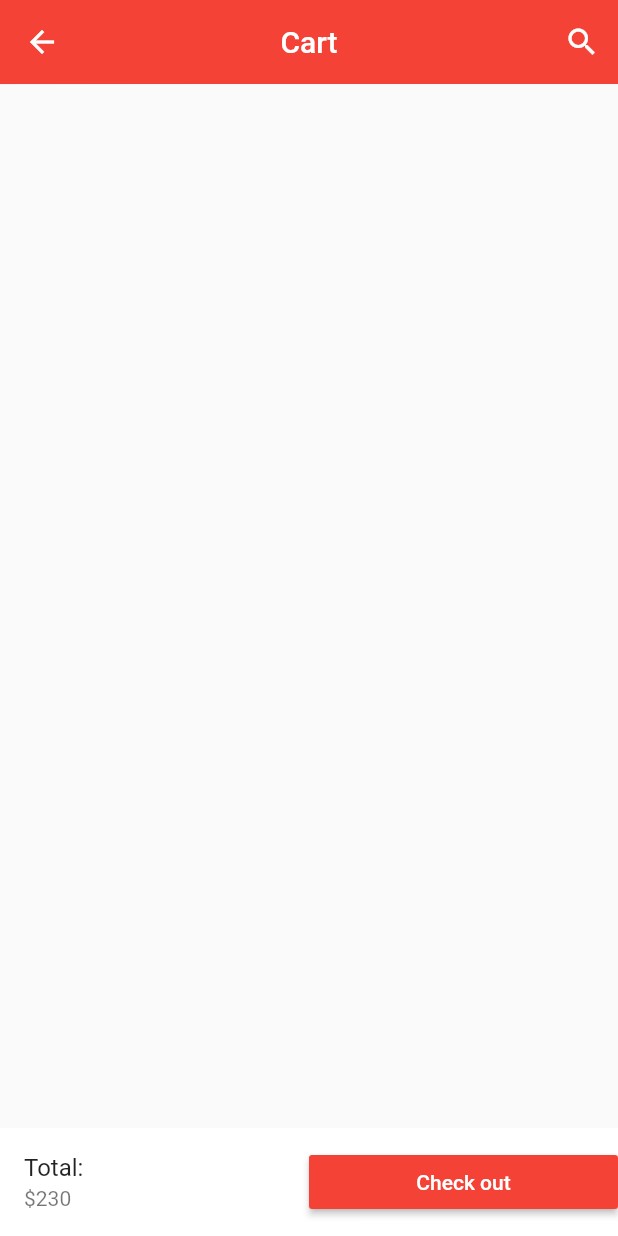
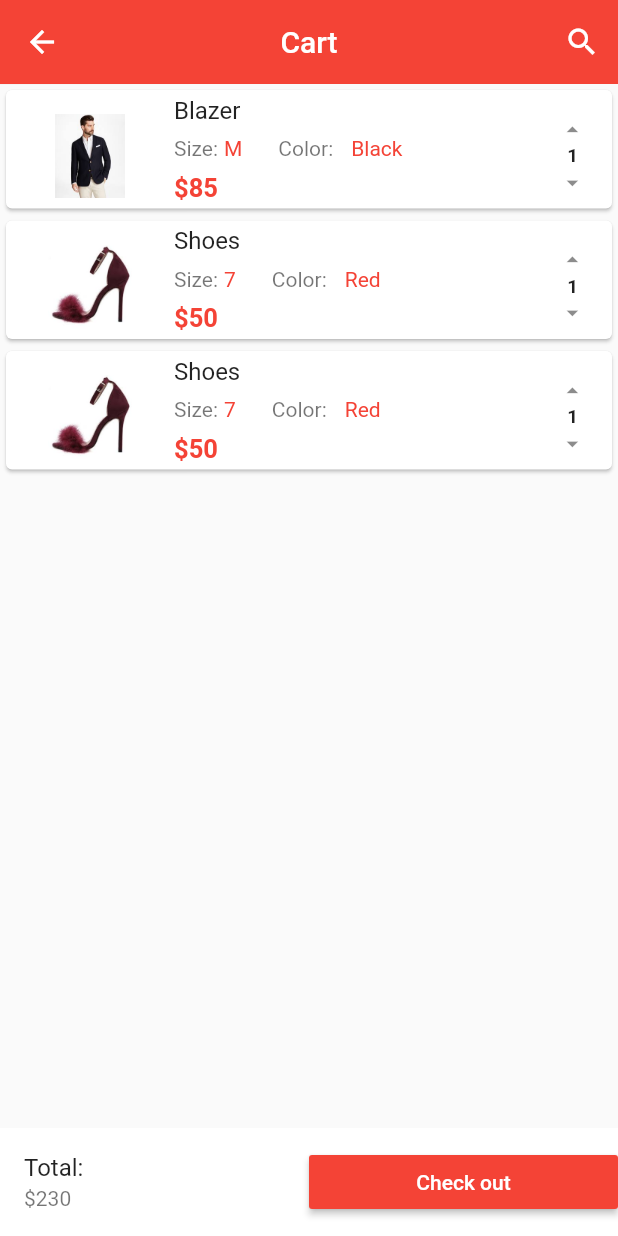
Before and after one commit to muhammadarslannasr/FashAppEcommerce, a Flutter app: the Cart screen opened directly, on a phone screen of 412 x 824 dp. Run offline on Flutter 3.47's test engine with Material 2 defaults, Android fonts, the phone set to English and light mode, and no system bars; our stand-ins replace carousel_pro.

Commit message:
flutter fashapp commit

```diff
--- /dev/null
+++ b/lib/components/cart_products.dart
@@ -0,0 +1,138 @@
+import 'package:flutter/material.dart';
+
+class Cart_products extends StatefulWidget {
+  @override
+  _Cart_productsState createState() => _Cart_productsState();
+}
+
+class _Cart_productsState extends State<Cart_products> {
+  var Products_on_the_cart = [
+    {
+      "name": "Blazer",
+      "picture": "images/products/blazer1.jpeg",
+      "price": 85,
+      "size": "M",
+      "color": "Black",
+      "quantity": 1,
+    },
+    {
+      "name": "Shoes",
+      "picture": "images/products/hills1.jpeg",
+      "price": 50,
+      "size": "7",
+      "color": "Red",
+      "quantity": 1,
+    },
+    {
+      "name": "Shoes",
+      "picture": "images/products/hills1.jpeg",
+      "price": 50,
+      "size": "7",
+      "color": "Red",
+      "quantity": 1,
+    },
+  ];
+  @override
+  Widget build(BuildContext context) {
+    return ListView.builder(
+        itemCount: Products_on_the_cart.length,
+        itemBuilder: (context, index) {
+          return Single_car_product(
+            cart_prod_name: Products_on_the_cart[index]["name"],
+            cart_prod_picture: Products_on_the_cart[index]["picture"],
+            cart_prod_price: Products_on_the_cart[index]["price"],
+            cart_prod_size: Products_on_the_cart[index]["size"],
+            cart_prod_color: Products_on_the_cart[index]["color"],
+            cart_prod_qty: Products_on_the_cart[index]["quantity"],
+          );
+        });
+  }
+}
+
+class Single_car_product extends StatelessWidget {
+  final cart_prod_name;
+  final cart_prod_picture;
+  final cart_prod_price;
+  final cart_prod_size;
+  final cart_prod_color;
+  final cart_prod_qty;
+
+  Single_car_product(
+      {this.cart_prod_name,
+      this.cart_prod_picture,
+      this.cart_prod_price,
+      this.cart_prod_size,
+      this.cart_prod_color,
+      this.cart_prod_qty});
+
+  @override
+  Widget build(BuildContext context) {
+    return Card(
+      child: ListTile(
+        leading: new Image.asset(
+          cart_prod_picture,
+          width: 80.0,
+          height: 80.0,
+        ),
+        trailing: FittedBox(
+          fit: BoxFit.fill,
+          child: Column(
+            children: <Widget>[
+              IconButton(icon: Icon(Icons.arrow_drop_up),iconSize: 180, onPressed: () {}),
+              Text(
+                '$cart_prod_qty',
+                style: TextStyle(fontSize: 120, fontWeight: FontWeight.bold),
+              ),
+              IconButton(icon: Icon(Icons.arrow_drop_down),iconSize: 180, onPressed: () {}),
+            ],
+          ),
+        ),
+        title: Text(cart_prod_name),
+        subtitle: Column(
+          children: <Widget>[
+            Row(
+              children: <Widget>[
+                // this section is for the size of the product
+                Padding(
+                  padding: const EdgeInsets.all(0.0),
+                  child: Text("Size:"),
+                ),
+
+                Padding(
+                  padding: const EdgeInsets.all(4.0),
+                  child: Text(
+                    cart_prod_size,
+                    style: TextStyle(color: Colors.red),
+                  ),
+                ),
+
+                Padding(
+                  padding: const EdgeInsets.fromLTRB(20.0, 8.0, 8.0, 8.0),
+                  child: Text("Color:"),
+                ),
+
+                Padding(
+                  padding: const EdgeInsets.all(4.0),
+                  child: Text(cart_prod_color,
+                      style: TextStyle(color: Colors.red)),
+                ),
+              ],
+            ),
+
+            // Price Data Mention here
+            Container(
+              alignment: Alignment.topLeft,
+              child: Text(
+                "\$${cart_prod_price}",
+                style: TextStyle(
+                    fontSize: 17.0,
+                    fontWeight: FontWeight.bold,
+                    color: Colors.red),
+              ),
+            ),
+          ],
+        ),
+      ),
+    );
+  }
+}
--- a/lib/pages/cart.dart
+++ b/lib/pages/cart.dart
@@ -1,4 +1,5 @@
 import 'package:flutter/material.dart';
+import 'package:flutter_fashapp/components/cart_products.dart';
 
 class Cart extends StatefulWidget {
   @override
@@ -24,6 +25,8 @@ class _CartState extends State<Cart> {
         ],
       ),
 
+      body: new Cart_products(),
+
       bottomNavigationBar: new Container(
         color: Colors.white,
         child: Row(
```
